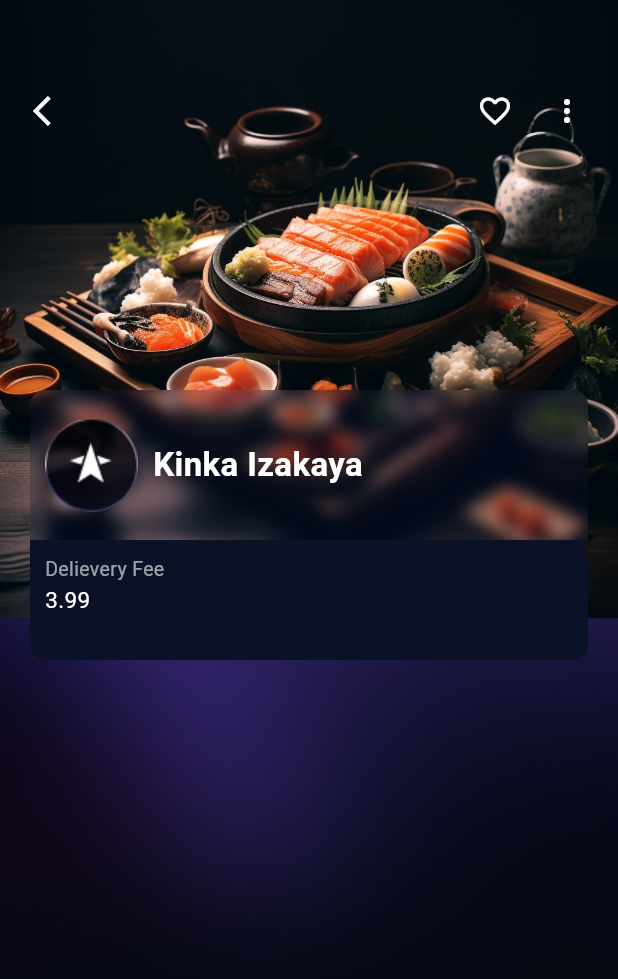
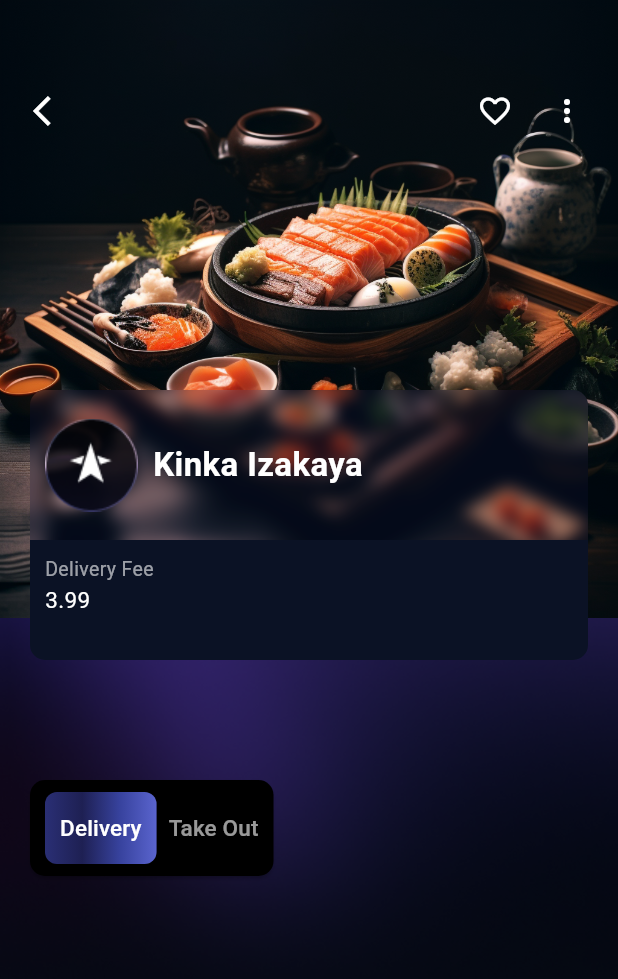
Before and after one commit to adeenazara2002/Flutter-final-hackathon, a Flutter app: the screen it shows after launch, on a phone screen of 412 x 824 dp. Shown: the top 979 px of the screen. Run offline on Flutter 3.47's test engine with Material 3 defaults, Android fonts, the phone set to English and light mode, and no system bars.

Commit message:
Restaurant Screen

```diff
--- a/lib/Screens/Restaurant/restaurant.dart
+++ b/lib/Screens/Restaurant/restaurant.dart
@@ -54,7 +54,7 @@
                 ],
               ),
             ),
-            // Container
+            // Container with glass effect
             Positioned(
               top: 260,
               left: 20,
@@ -80,13 +80,9 @@
                                 .withOpacity(0.2),
                             child: Row(
                               children: [
-                                SizedBox(
-                                  width: 10,
-                                ),
+                                SizedBox(width: 10),
                                 Image.asset('assets/images/star.png'),
-                                SizedBox(
-                                  width: 10,
-                                ),
+                                SizedBox(width: 10),
                                 Text(
                                   'Kinka Izakaya',
                                   style: TextStyle(
@@ -117,7 +113,7 @@
                             Row(
                               children: [
                                 Text(
-                                  'Delievery Fee',
+                                  'Delivery Fee',
                                   style: TextStyle(
                                     color: Color.fromRGBO(255, 255, 255, 0.6),
                                     fontSize: 13,
@@ -125,7 +121,6 @@
                                   ),
                                   textAlign: TextAlign.center,
                                 ),
-
                               ],
                             ),
                             Row(
@@ -139,7 +134,6 @@
                                   ),
                                   textAlign: TextAlign.center,
                                 ),
-
                               ],
                             ),
                           ],
@@ -150,14 +144,68 @@
                 ),
               ),
             ),
-
             Positioned(
-              bottom: 0,
-              left: 0,
-              right: 0,
-              child: Container(
-                height: 50,
-                color: Colors.transparent,
+              bottom: 240,
+              left: 20,
+              // right: 20,
+              child: Align(
+                child: ElevatedButton(
+                  onPressed: () {},
+                  style: ElevatedButton.styleFrom(
+                    padding: EdgeInsets.symmetric(horizontal: 10, vertical: 8),
+                    backgroundColor: Colors.black,
+                    shape: RoundedRectangleBorder(
+                      borderRadius: BorderRadius.circular(10),
+                    ),
+                  ),
+                  child: Row(
+                    mainAxisSize: MainAxisSize.min,
+                    children: [
+                      Container(
+                        decoration: BoxDecoration(
+                          gradient: LinearGradient(
+                            colors: [
+                              Color.fromRGBO(42, 47, 117, 1.0),
+                              Color.fromRGBO(30, 32, 83, 1.0),
+                              Color.fromRGBO(55, 66, 157, 1.0),
+                              Color.fromRGBO(90, 100, 206, 1.0),
+                            ],
+                          ),
+                          borderRadius: BorderRadius.circular(8),
+                        ),
+                        child: ElevatedButton(
+                          onPressed: () {},
+                          style: ElevatedButton.styleFrom(
+                            padding: EdgeInsets.symmetric(
+                                horizontal: 10, vertical: 10),
+                            backgroundColor: Colors.transparent,
+                            shadowColor: Colors.transparent,
+                            shape: RoundedRectangleBorder(
+                              borderRadius: BorderRadius.circular(8),
+                            ),
+                          ),
+                          child: Text(
+                            'Delivery',
+                            style: TextStyle(
+                              color: Color.fromRGBO(255, 255, 255, 1),
+                              fontSize: 15,
+                              fontWeight: FontWeight.w500,
+                            ),
+                          ),
+                        ),
+                      ),
+                      SizedBox(width: 8),
+                      Text(
+                        'Take Out',
+                        style: TextStyle(
+                          fontSize: 15,
+                          color: Color.fromRGBO(255, 255, 255, 0.6),
+                          fontWeight: FontWeight.w500,
+                        ),
+                      ),
+                    ],
+                  ),
+                ),
               ),
             ),
           ],
```
